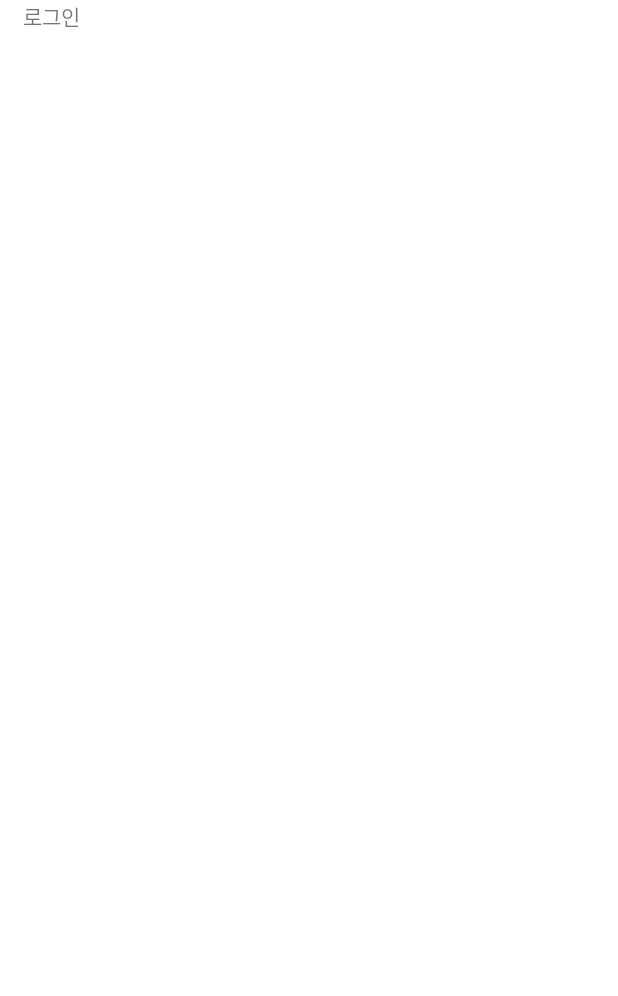
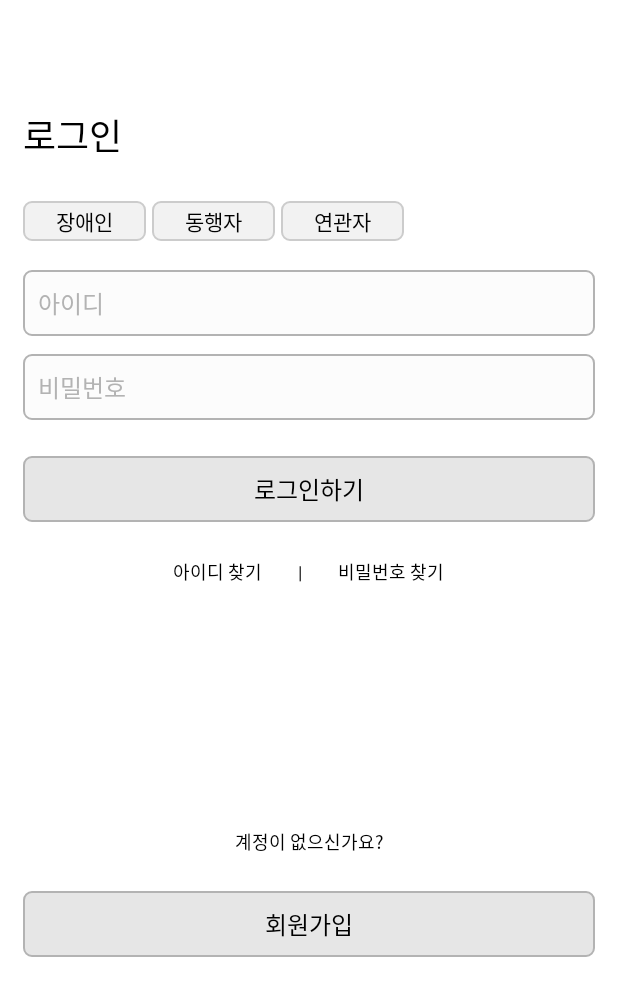
Before and after one commit to MapoWelfare/Mapomi-android, an Android app: the screen it shows after launch (AuthActivity), on a phone screen of 412 x 824 dp. Before the commit the part shown is almost empty. Shown: the top 996 px of the screen. Run offline under Robolectric (Android 15) with nearby library versions, the phone set to English and light mode, and no system bars; our stand-ins replace Dagger/Hilt's generated code, data binding.

Commit message:
[5.13] 로그인 뷰 완성

```diff
--- a/app/src/main/java/io/mapomi/android/ui/auth/AuthActivity.kt
+++ b/app/src/main/java/io/mapomi/android/ui/auth/AuthActivity.kt
@@ -68,6 +68,7 @@ class AuthActivity : BaseActivity<ActivityAuthBinding>(R.layout.activity_auth) {
         return true
     }
 
+    @Deprecated("Deprecated in Java")
     override fun onBackPressed() {
         if (navigation.revealHistory()) return
         else super.onBackPressed()
--- a/app/src/main/java/io/mapomi/android/ui/main/MainActivity.kt
+++ b/app/src/main/java/io/mapomi/android/ui/main/MainActivity.kt
@@ -63,6 +63,7 @@ class MainActivity : BaseActivity<ActivityMainBinding>(R.layout.activity_main) {
         return true
     }
 
+    @Deprecated("Deprecated in Java")
     override fun onBackPressed() {
         fragment?.run {
             this.navigationOnBackPressed()
--- /dev/null
+++ b/app/src/main/res/drawable/btn_default.xml
@@ -0,0 +1,9 @@
+<?xml version="1.0" encoding="utf-8"?>
+<shape
+    xmlns:android="http://schemas.android.com/apk/res/android"
+    android:shape="rectangle">
+    <solid android:color="@color/grey300"/>
+    <corners android:radius="@dimen/btn_radius"/>
+    <padding android:top="10dp" android:bottom="10dp"/>
+    <stroke android:color="@color/grey500" android:width="1dp"/>
+</shape>
--- /dev/null
+++ b/app/src/main/res/drawable/btn_login_type.xml
@@ -0,0 +1,21 @@
+<?xml version="1.0" encoding="utf-8"?>
+<selector xmlns:android="http://schemas.android.com/apk/res/android">
+
+    <item android:state_selected="true">
+        <shape android:shape="rectangle">
+            <solid android:color="@color/grey500"/>
+            <corners android:radius="@dimen/btn_radius"/>
+            <padding android:top="3dp" android:bottom="3dp" android:right="22dp" android:left="22dp"/>
+        </shape>
+    </item>
+
+    <item>
+        <shape android:shape="rectangle">
+            <solid android:color="@color/grey200"/>
+            <stroke android:color="@color/grey400" android:width="1dp"/>
+            <corners android:radius="@dimen/btn_radius"/>
+            <padding android:top="3dp" android:bottom="3dp" android:right="22dp" android:left="22dp"/>
+        </shape>
+    </item>
+
+</selector>
--- /dev/null
+++ b/app/src/main/res/drawable/btn_primary.xml
@@ -0,0 +1,24 @@
+<?xml version="1.0" encoding="utf-8"?>
+<selector xmlns:android="http://schemas.android.com/apk/res/android">
+
+    <item android:state_enabled="false">
+        <shape android:shape="rectangle">
+            <solid android:color="@color/grey300"/>
+            <corners android:radius="@dimen/btn_radius"/>
+            <padding android:top="10dp" android:bottom="10dp"/>
+            <stroke android:color="@color/grey500" android:width="1dp"/>
+        </shape>
+    </item>
+
+    <item>
+        <ripple android:color="@color/white">
+            <item>
+                <shape android:shape="rectangle">
+                    <solid android:color="@color/grey700"/>
+                    <corners android:radius="@dimen/btn_radius"/>
+                    <padding android:top="10dp" android:bottom="10dp"/>
+                </shape>
+            </item>
+        </ripple>
+    </item>
+</selector>
--- /dev/null
+++ b/app/src/main/res/drawable/ll_login_input.xml
@@ -0,0 +1,8 @@
+<?xml version="1.0" encoding="utf-8"?>
+<shape
+    xmlns:android="http://schemas.android.com/apk/res/android"
+    android:shape="rectangle">
+    <solid android:color="@color/grey100"/>
+    <corners android:radius="@dimen/btn_radius"/>
+    <stroke android:color="@color/grey500" android:width="1dp"/>
+</shape>
--- a/app/src/main/res/layout/fragment_login.xml
+++ b/app/src/main/res/layout/fragment_login.xml
@@ -1,19 +1,127 @@
 <?xml version="1.0" encoding="utf-8"?>
-<layout xmlns:app="http://schemas.android.com/apk/res-auto"
+<layout
     xmlns:android="http://schemas.android.com/apk/res/android">
     <data>
 
     </data>
-    <androidx.constraintlayout.widget.ConstraintLayout
+    <androidx.appcompat.widget.LinearLayoutCompat
         android:layout_width="match_parent"
         android:layout_height="match_parent"
-        android:paddingHorizontal="@dimen/app_padding">
-
+        android:orientation="vertical"
+        android:paddingHorizontal="@dimen/app_padding"
+        android:paddingTop="72dp">
         <TextView
             android:layout_width="wrap_content"
             android:layout_height="wrap_content"
-            android:text="로그인"
-            app:layout_constraintStart_toStartOf="parent"
-            app:layout_constraintTop_toTopOf="parent" />
-    </androidx.constraintlayout.widget.ConstraintLayout>
+            android:text="@string/str_login"
+            style="@style/regular24"
+            android:layout_marginBottom="26dp"/>
+        <androidx.appcompat.widget.LinearLayoutCompat
+            android:layout_width="match_parent"
+            android:layout_height="wrap_content"
+            android:orientation="horizontal"
+            android:layout_marginBottom="19dp">
+            <TextView
+                android:layout_width="wrap_content"
+                android:layout_height="wrap_content"
+                android:text="@string/str_disabled"
+                style="@style/medium14"
+                android:layout_marginEnd="4dp"
+                android:background="@drawable/btn_login_type"/>
+            <TextView
+                android:layout_width="wrap_content"
+                android:layout_height="wrap_content"
+                android:text="@string/str_companion"
+                style="@style/medium14"
+                android:layout_marginEnd="4dp"
+                android:background="@drawable/btn_login_type"/>
+            <TextView
+                android:layout_width="wrap_content"
+                android:layout_height="wrap_content"
+                android:text="@string/str_related"
+                style="@style/medium14"
+                android:background="@drawable/btn_login_type"/>
+        </androidx.appcompat.widget.LinearLayoutCompat>
+        <androidx.appcompat.widget.LinearLayoutCompat
+            android:layout_width="match_parent"
+            android:layout_height="wrap_content"
+            android:padding="10dp"
+            android:gravity="center_vertical"
+            android:background="@drawable/ll_login_input"
+            android:layout_marginBottom="12dp">
+            <EditText
+                android:layout_width="match_parent"
+                android:layout_height="wrap_content"
+                android:background="@null"
+                android:hint="@string/str_id"
+                android:textColorHint="@color/grey500"
+                style="@style/medium16"
+                android:inputType="text"/>
+        </androidx.appcompat.widget.LinearLayoutCompat>
+        <androidx.appcompat.widget.LinearLayoutCompat
+            android:layout_width="match_parent"
+            android:layout_height="wrap_content"
+            android:padding="10dp"
+            android:gravity="center_vertical"
+            android:background="@drawable/ll_login_input"
+            android:layout_marginBottom="24dp">
+            <EditText
+                android:layout_width="match_parent"
+                android:layout_height="wrap_content"
+                android:background="@null"
+                android:hint="@string/str_password"
+                android:textColorHint="@color/grey500"
+                style="@style/medium16"
+                android:inputType="textPassword"/>
+        </androidx.appcompat.widget.LinearLayoutCompat>
+        <TextView
+            android:layout_width="match_parent"
+            android:layout_height="wrap_content"
+            android:text="@string/str_do_login"
+            style="@style/medium16"
+            android:enabled="false"
+            android:gravity="center"
+            android:background="@drawable/btn_primary"
+            android:layout_marginBottom="12dp"/>
+        <androidx.appcompat.widget.LinearLayoutCompat
+            android:layout_width="match_parent"
+            android:layout_height="wrap_content"
+            android:gravity="center"
+            android:orientation="horizontal"
+            android:layout_marginBottom="150dp">
+            <TextView
+                android:layout_width="wrap_content"
+                android:layout_height="wrap_content"
+                android:text="@string/str_find_id"
+                style="@style/medium12"
+                android:paddingVertical="12dp"/>
+            <TextView
+                android:layout_width="wrap_content"
+                android:layout_height="wrap_content"
+                android:text="|"
+                style="@style/medium12"
+                android:layout_marginHorizontal="24dp"/>
+            <TextView
+                android:layout_width="wrap_content"
+                android:layout_height="wrap_content"
+                android:text="@string/str_find_password"
+                style="@style/medium12"
+                android:paddingVertical="12dp"/>
+        </androidx.appcompat.widget.LinearLayoutCompat>
+        <TextView
+            android:layout_width="match_parent"
+            android:layout_height="wrap_content"
+            android:gravity="center"
+            android:text="@string/str_register_before"
+            style="@style/medium12"
+            android:layout_marginBottom="24dp"/>
+        <TextView
+            android:layout_width="match_parent"
+            android:layout_height="wrap_content"
+            android:text="@string/str_register"
+            style="@style/medium16"
+            android:gravity="center"
+            android:background="@drawable/btn_default"
+            android:layout_marginBottom="12dp"/>
+    </androidx.appcompat.widget.LinearLayoutCompat>
 </layout>
--- a/app/src/main/res/values/dimen.xml
+++ b/app/src/main/res/values/dimen.xml
@@ -2,4 +2,5 @@
 <resources>
     <dimen name="bottomMenu_height">60dp</dimen>
     <dimen name="app_padding">15dp</dimen>
+    <dimen name="btn_radius">5dp</dimen>
 </resources>
--- a/app/src/main/res/values/fontstyle.xml
+++ b/app/src/main/res/values/fontstyle.xml
@@ -5,8 +5,8 @@
         <item name="android:textColor">@color/black</item>
     </style>
 
-    <style name="regular22" parent="textRegular">
-        <item name="android:textSize">22sp</item>
+    <style name="regular24" parent="textRegular">
+        <item name="android:textSize">24sp</item>
     </style>
     <style name="regular16" parent="textRegular">
         <item name="android:textSize">16sp</item>
--- a/app/src/main/res/values/strings.xml
+++ b/app/src/main/res/values/strings.xml
@@ -1,3 +1,16 @@
 <resources>
     <string name="app_name">마포미</string>
+
+    <string name="str_login">로그인</string>
+    <string name="str_do_login">로그인하기</string>
+    <string name="str_id">아이디</string>
+    <string name="str_password">비밀번호</string>
+    <string name="str_find_id">아이디 찾기</string>
+    <string name="str_find_password">비밀번호 찾기</string>
+    <string name="str_register">회원가입</string>
+    <string name="str_register_before">계정이 없으신가요?</string>
+
+    <string name="str_disabled">장애인</string>
+    <string name="str_companion">동행자</string>
+    <string name="str_related">연관자</string>
 </resources>
```
